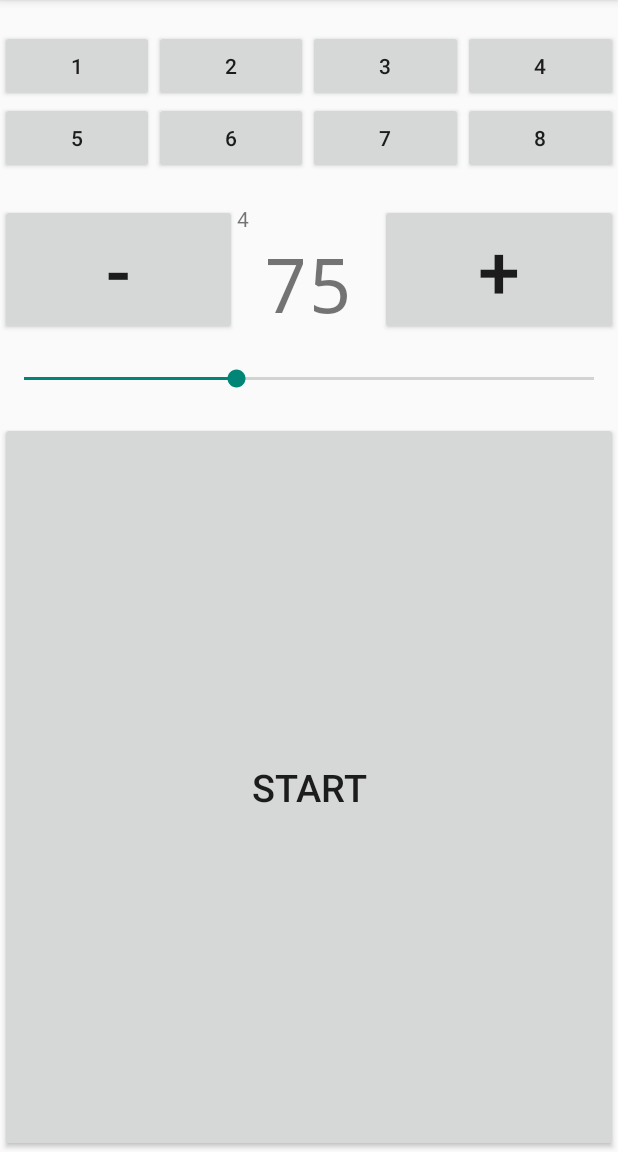
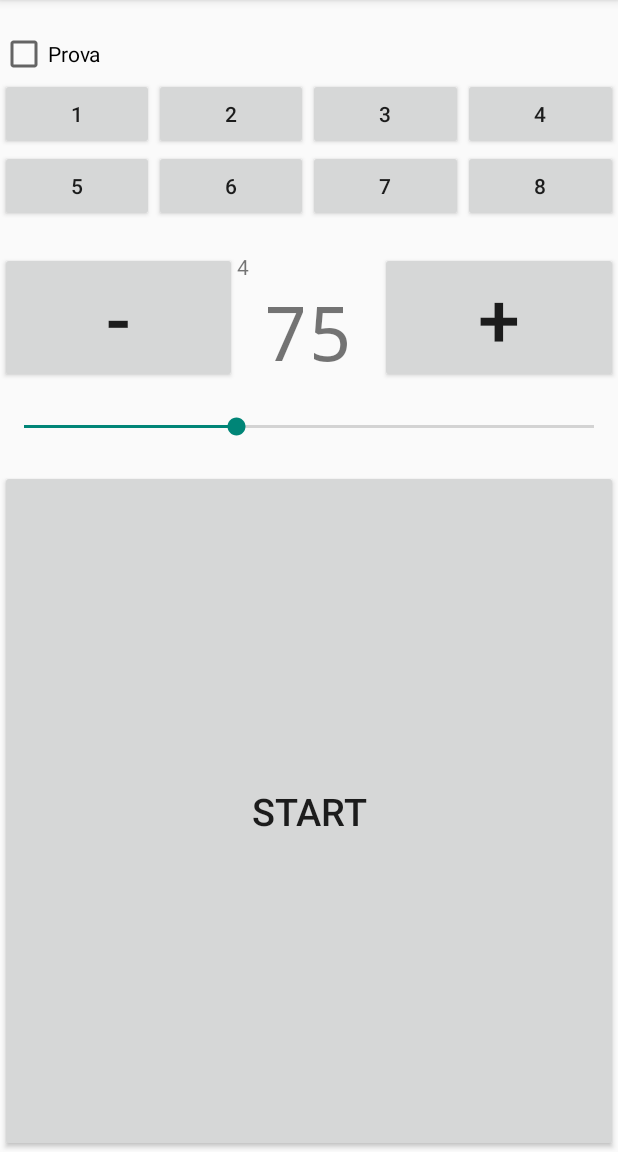
Before and after one commit to sasadangelo/Running, an Android app: the screen it shows after launch (Metronome), on a phone screen of 412 x 824 dp, the part 84-1236 px from its top. Run offline under Robolectric (Android 15) with nearby library versions, the phone set to English and light mode, and no system bars.

Commit message:
Integrate Metronome source code.

```diff
--- a/app/src/main/java/running/org/running/AppSettings.java
+++ b/app/src/main/java/running/org/running/AppSettings.java
@@ -4,7 +4,6 @@ import android.content.Context;
 import android.content.SharedPreferences;
 
 public class AppSettings {
-
     private static AppSettings instance = null;
 
     private static final String UNIT_STRING = "MeasureUnit";
@@ -23,7 +22,7 @@ public class AppSettings {
         return getInt(context, AppSettings.UNIT_STRING);
     }
 
-    public void setMeasureUnit(Context context,int limit){
+    public void setMeasureUnit(Context context, int limit){
         putInt(context, AppSettings.UNIT_STRING, limit);
     }
 
--- a/app/src/main/res/layout/activity_metronome.xml
+++ b/app/src/main/res/layout/activity_metronome.xml
@@ -5,6 +5,13 @@
 
     <TableLayout android:layout_height="wrap_content" android:paddingTop="20sp" android:paddingBottom="20sp"
         android:layout_width="fill_parent">
+        <CheckBox
+            android:id="@+id/metronome_on_off"
+            android:layout_width="wrap_content"
+            android:text="Prova"
+            android:layout_height="wrap_content"
+            android:onClick="onCheckboxClicked"
+            />
         <TableRow>
             <Button android:id="@+id/button1" android:text="1"
                 android:layout_weight="1" />
--- a/app/src/main/res/menu/menu_metronome.xml
+++ b/app/src/main/res/menu/menu_metronome.xml
@@ -3,5 +3,5 @@
     <item android:id="@+id/action_metronome"
         android:icon="@drawable/ic_action_metronome"
         app:showAsAction="ifRoom"
-        android:title="Metronome"/>
+        android:title="@string/metronomeCheckBoxLabel"/>
 </menu>
--- a/app/src/main/res/values/strings.xml
+++ b/app/src/main/res/values/strings.xml
@@ -21,6 +21,10 @@
     <string name="gpsReady">Segnale GPS Presente</string>
     <string name="aboutMenuName">Informazioni</string>
 
+    <string name="metronomeCheckBoxLabel">Metronomo</string>
+
+
+
     <string name="start">Start</string>
     <string name="stop">Stop</string>
 </resources>
```
Also changed, not shown: app/src/main/java/running/org/running/Metronome.java (+15 -0 lines).
